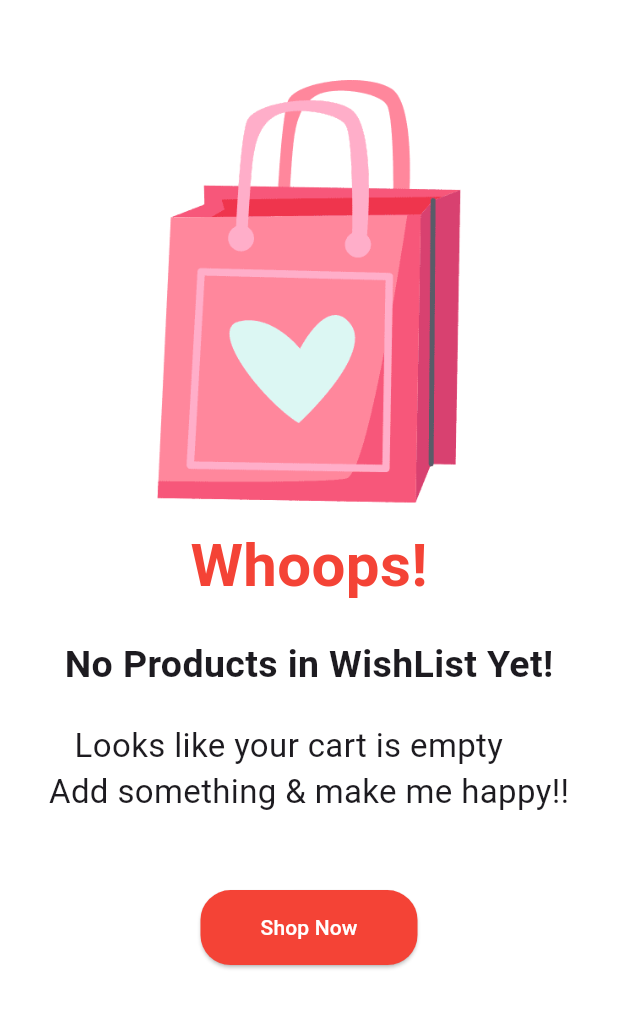
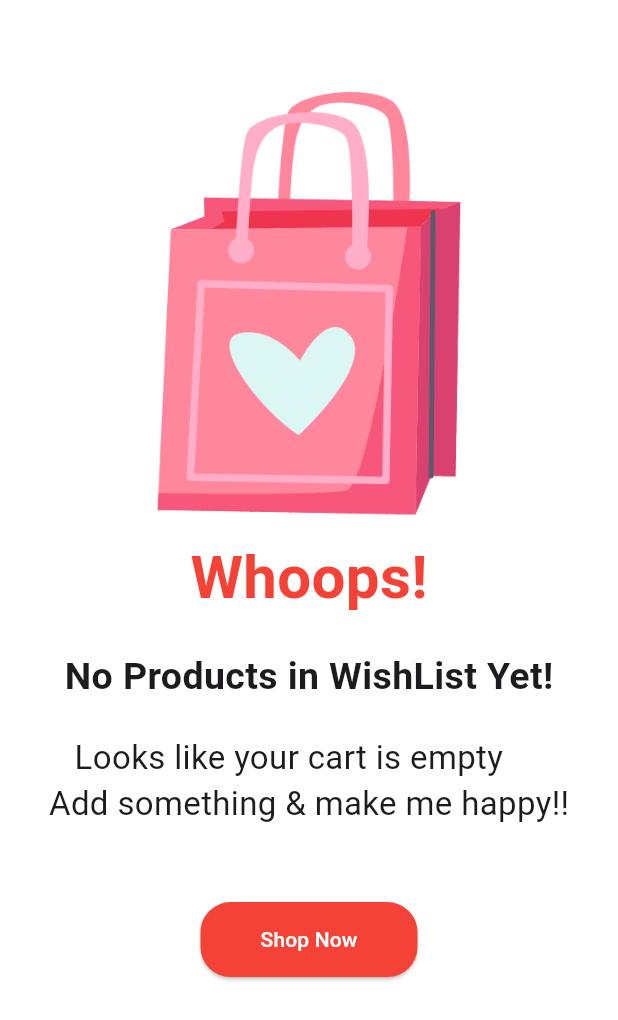
Before and after one commit to osamanoor17/shop-smart, a Flutter app: the WishListScreen screen opened by its route, on a phone screen of 412 x 824 dp. Shown: the top 1020 px of the screen. Run offline on Flutter 3.47's test engine with Material 3 defaults, Android fonts, the phone set to English and light mode, and no system bars; our stand-ins replace card_swiper, fancy_shimmer_image, flutter_iconly, image_picker, ionicons, shared_preferences and 1 more; missing offline and left inert: dynamic_height_grid_view; accounts and stored records are empty.

Commit message:
wishlist screens completed

```diff
--- a/shopsmart_user/lib/main.dart
+++ b/shopsmart_user/lib/main.dart
@@ -3,6 +3,7 @@ import 'package:provider/provider.dart';
 import 'package:shopsmart_user/providers/cart-provider.dart';
 import 'package:shopsmart_user/providers/products_provider.dart';
 import 'package:shopsmart_user/providers/theme_provider.dart';
+import 'package:shopsmart_user/providers/wishlist_provider.dart';
 import 'package:shopsmart_user/screens/auth/register_screen.dart';
 import 'package:shopsmart_user/screens/inner_screens/product_details.dart';
 import 'package:shopsmart_user/screens/inner_screens/viewed_recently.dart';
@@ -34,6 +35,9 @@ class MyApp extends StatelessWidget {
         }),
         ChangeNotifierProvider(create: (_) {
           return CartProvider();
+        }),
+        ChangeNotifierProvider(create: (_){
+          return WishlistProvider();
         })
       ],
       child: Consumer<ThemeProvider>(builder: (context, themeProvider, child) {
--- /dev/null
+++ b/shopsmart_user/lib/models/wishlist_model.dart
@@ -0,0 +1,12 @@
+import 'package:flutter/material.dart';
+
+class WishlistModel with ChangeNotifier {
+  final String wishlistId;
+  final String productId;
+
+
+  WishlistModel(
+      {required this.wishlistId,
+      required this.productId,
+      });
+}
--- a/shopsmart_user/lib/providers/cart-provider.dart
+++ b/shopsmart_user/lib/providers/cart-provider.dart
@@ -1,3 +1,5 @@
+// ignore_for_file: file_names
+
 import 'package:flutter/material.dart';
 import 'package:shopsmart_user/models/cart_model.dart';
 import 'package:shopsmart_user/providers/products_provider.dart';
--- a/shopsmart_user/lib/screens/cart/cart_widget.dart
+++ b/shopsmart_user/lib/screens/cart/cart_widget.dart
@@ -66,9 +66,9 @@ class CartWidget extends StatelessWidget {
                                         Icons.clear,
                                         color: Colors.red,
                                       )),
-                                  HeartButton(
-                                    bkgColor: Colors.blue.shade200,
-                                  )
+                                 HeartButton(productId: getCurrentProduct.productId,
+                              // bkgColor: Colors.blue.shade200,
+                              ),
                                 ],
                               ),
                             ],
--- a/shopsmart_user/lib/screens/inner_screens/product_details.dart
+++ b/shopsmart_user/lib/screens/inner_screens/product_details.dart
@@ -92,8 +92,8 @@ class _ProductDetailsScreenState extends State<ProductDetailsScreen> {
                           child: Row(
                             mainAxisAlignment: MainAxisAlignment.center,
                             children: [
-                              HeartButton(
-                                bkgColor: Colors.blue.shade200,
+                             HeartButton(productId: getCurrentProduct.productId,
+                              bkgColor: Colors.blue.shade200,
                               ),
                               const SizedBox(
                                 width: 20,
--- a/shopsmart_user/lib/screens/inner_screens/wishlist_screen.dart
+++ b/shopsmart_user/lib/screens/inner_screens/wishlist_screen.dart
@@ -1,6 +1,9 @@
 import 'package:dynamic_height_grid_view/dynamic_height_grid_view.dart';
 import 'package:flutter/material.dart';
+import 'package:provider/provider.dart';
+import 'package:shopsmart_user/providers/wishlist_provider.dart';
 import 'package:shopsmart_user/services/assets_manager.dart';
+import 'package:shopsmart_user/services/myapp_functions.dart';
 import 'package:shopsmart_user/widgets/title_text.dart';
 
 import '../../widgets/empty_bag.dart';
@@ -12,19 +15,23 @@ class WishListScreen extends StatelessWidget {
   final bool isEmpty = true;
   @override
   Widget build(BuildContext context) {
-    return isEmpty
+    final wishlistProvider = Provider.of<WishlistProvider>(context);
+    return wishlistProvider.getWishlists.isEmpty
         ? Scaffold(
-        body: EmptyBag(
-          imagePath: AssetsManager.bagWish,
-          title: 'No Products in WishList Yet!',
-          subtitle:
-          '   Looks like your cart is empty \nAdd something & make me happy!!',
-          buttonText: 'Shop Now',
+        body: Padding(
+          padding: const EdgeInsets.all(8.0),
+          child: EmptyBag(
+            imagePath: AssetsManager.bagWish,
+            title: 'No Products in WishList Yet!',
+            subtitle:
+            '   Looks like your cart is empty \nAdd something & make me happy!!',
+            buttonText: 'Shop Now',
+          ),
         ))
         : Scaffold(
       appBar: AppBar(
         // ignore: prefer_const_constructors
-        title: TitlesTextWidget(label: "WishList (6)"),
+        title: TitlesTextWidget(label: "WishList (${wishlistProvider.getWishlists.length})"),
 
         actions: [
           IconButton(
@@ -32,7 +39,15 @@ class WishListScreen extends StatelessWidget {
               Icons.delete_forever_rounded,
               color: Colors.red,
             ),
-            onPressed: () {},
+          onPressed: () {
+                    MyAppFunctions.showErrorOrWarningDialog(
+                        isError: false,
+                        context: context,
+                        subTitle: "Clear Cart ?",
+                        fct: () {
+                          wishlistProvider.clearLocalWishlist();
+                        });
+                  },
           )
         ],
         centerTitle: false,
@@ -45,11 +60,14 @@ class WishListScreen extends StatelessWidget {
         mainAxisSpacing: 15,
         crossAxisSpacing: 15,
         builder: (context, index) {
-          return  Center(
-            child: ProductsWidget(productId: '',),
+          return  Padding(
+            padding: const EdgeInsets.all(8.0),
+            child: Center(
+              child: ProductsWidget(productId:wishlistProvider.getWishlists.values.toList()[index].productId),
+            ),
           );
         },
-        itemCount: 200,
+        itemCount: wishlistProvider.getWishlists.length,
         crossAxisCount: 2,
       ),
     );
--- a/shopsmart_user/lib/screens/products/latest_arrival_products.dart
+++ b/shopsmart_user/lib/screens/products/latest_arrival_products.dart
@@ -3,6 +3,7 @@ import 'package:flutter/material.dart';
 import 'package:provider/provider.dart';
 import 'package:shopsmart_user/models/products_model.dart';
 import 'package:shopsmart_user/providers/cart-provider.dart';
+import 'package:shopsmart_user/providers/wishlist_provider.dart';
 
 import '../../widgets/subtitle_text.dart';
 import '../inner_screens/product_details.dart';
@@ -15,6 +16,8 @@ class LatestArrivalProducts extends StatelessWidget {
   Widget build(BuildContext context) {
     final cartProvider = Provider.of<CartProvider>(context);
     final productsModel = Provider.of<ProductModel>(context);
+        final wishlistsProvider = Provider.of<WishlistProvider>(context);
+
     Size size = MediaQuery.of(context).size;
     return Padding(
       padding: const EdgeInsets.all(8.0),
@@ -55,7 +58,7 @@ class LatestArrivalProducts extends StatelessWidget {
                     FittedBox(
                       child: Row(
                         children: [
-                          const HeartButton(
+                           HeartButton(productId: productsModel.productId,
                               // bkgColor: Colors.blue.shade200,
                               ),
                           IconButton(
--- a/shopsmart_user/lib/screens/products/products_widget.dart
+++ b/shopsmart_user/lib/screens/products/products_widget.dart
@@ -61,7 +61,7 @@ class _ProductsWidgetState extends State<ProductsWidget> {
                             )),
                         Flexible(
                           flex: 2,
-                          child: HeartButton(
+                          child:  HeartButton(productId: getCurrentProduct.productId,
                               // bkgColor: Colors.blue.shade200,
                               ),
                         ),
```
Also changed, not shown: shopsmart_user/lib/providers/wishlist_provider.dart (added, +33 -0 lines), shopsmart_user/lib/screens/products/heart_button.dart (+22 -9 lines), 1 other file.
